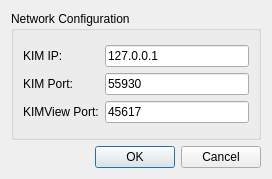
The window that ipconfigdialog.ui (Jothy/KIMView) describes before a commit, drawn with Qt 5.
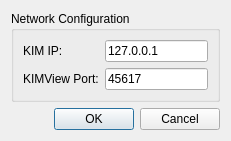
The same window after the commit.

```diff
--- a/ipconfigdialog.ui
+++ b/ipconfigdialog.ui
@@ -6,8 +6,8 @@
    <rect>
     <x>0</x>
     <y>0</y>
-    <width>272</width>
-    <height>179</height>
+    <width>231</width>
+    <height>138</height>
    </rect>
   </property>
   <property name="windowTitle">
@@ -31,13 +31,6 @@
             </property>
            </widget>
           </item>
-          <item>
-           <widget class="QLabel" name="label_2">
-            <property name="text">
-             <string>KIM Port:</string>
-            </property>
-           </widget>
-          </item>
           <item>
            <widget class="QLabel" name="label_3">
             <property name="text">
@@ -56,13 +49,6 @@
             </property>
            </widget>
           </item>
-          <item>
-           <widget class="QLineEdit" name="lineEdit_KIMPort">
-            <property name="text">
-             <string>55930</string>
-            </property>
-           </widget>
-          </item>
           <item>
            <widget class="QLineEdit" name="lineEdit_KIMViewPort">
             <property name="text">
```
